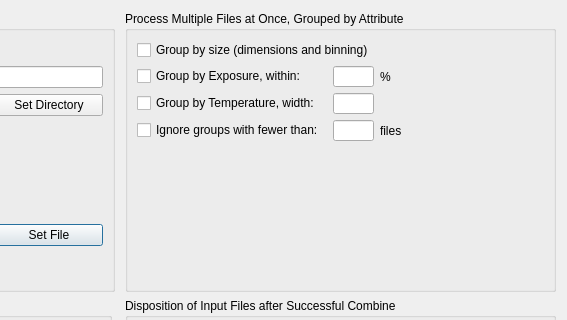
RMcDOttawa/MasterDarkMaker, file PreferencesWindow.ui: the form before one commit; both pictures show x 327 to 894 and y 0 to 320 of the 894 by 529 pixel window.
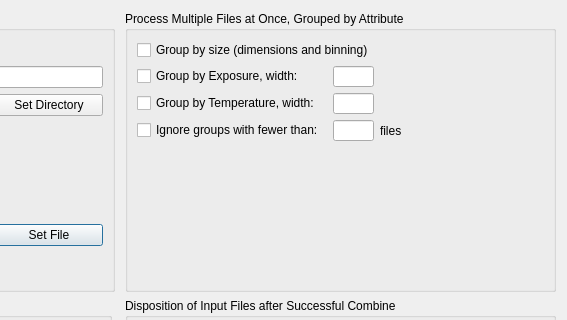
The form after the commit.

Commit message: Exposure clustering: implemented preferences and some of data model (just enough to get preferences test to run)

```diff
--- a/PreferencesWindow.ui
+++ b/PreferencesWindow.ui
@@ -261,14 +261,7 @@
          </size>
         </property>
         <property name="toolTip">
-         <string>Consider exposure times to be the same if the are within this percentage of each other.</string>
-        </property>
-       </widget>
-      </item>
-      <item row="1" column="2">
-       <widget class="QLabel" name="label_7">
-        <property name="text">
-         <string>%</string>
+         <string>Make groups where exposures are within this much on either side of the group centre.</string>
         </property>
        </widget>
       </item>
@@ -325,7 +318,7 @@
          <string>Process sets of files having different exposure times</string>
         </property>
         <property name="text">
-         <string>Group by Exposure, within:</string>
+         <string>Group by Exposure, width:</string>
         </property>
        </widget>
       </item>
```
Left out of the diff: 6 changed lines with no effect on the pictures. The commit also changes 5 other files.
